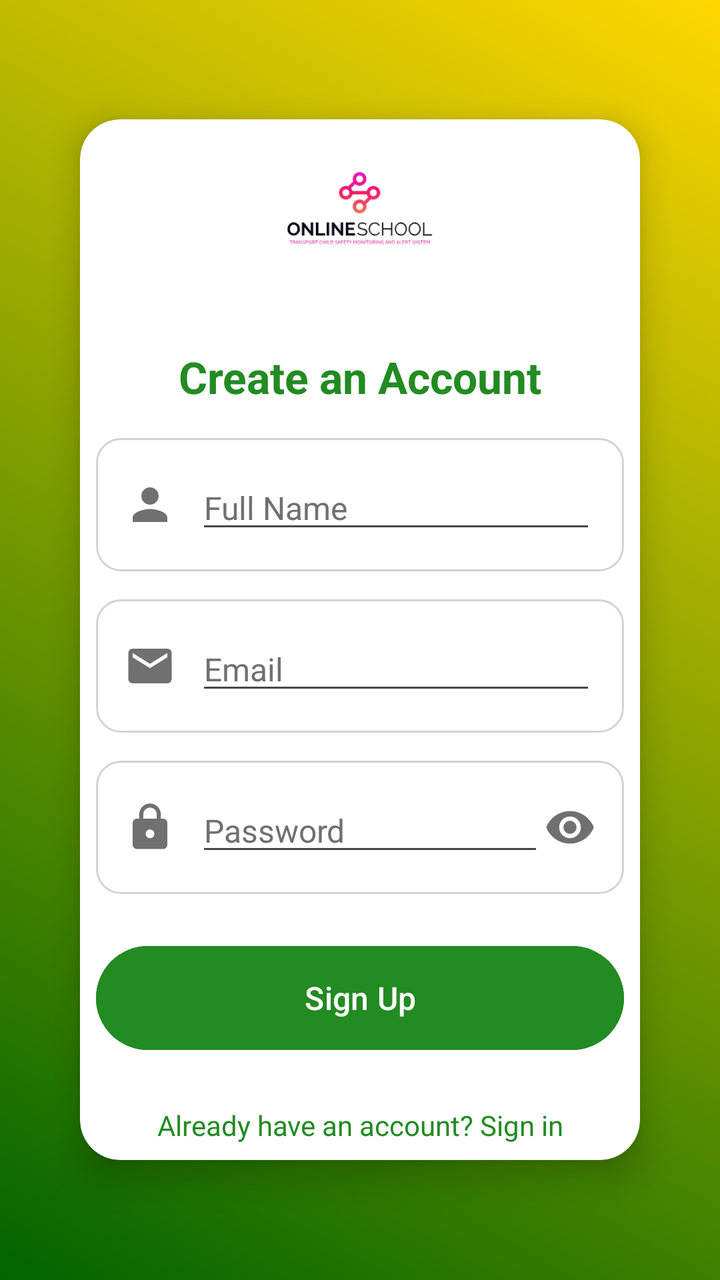
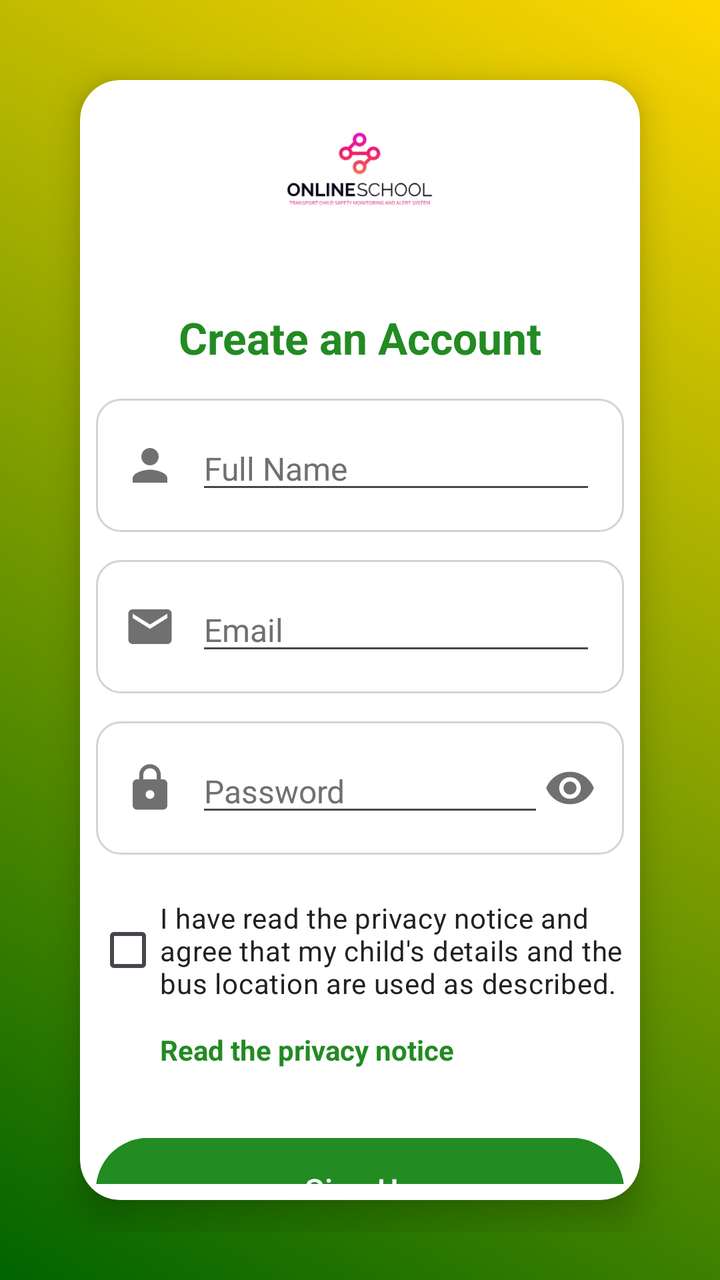

Before-and-after screenshots of an Android layout around one commit, followed by the original layout XML and the change that was made.
<!-- AndroidManifest.xml: application theme Theme.TransportApp -->
<!-- res/layout/activity_sign_up.xml -->
<?xml version="1.0" encoding="utf-8"?>
<RelativeLayout xmlns:android="http://schemas.android.com/apk/res/android"
    xmlns:app="http://schemas.android.com/apk/res-auto"
    android:layout_width="match_parent"
    android:layout_height="match_parent">

    
    <LinearLayout
        android:layout_width="match_parent"
        android:layout_height="match_parent"
        android:orientation="vertical"
        android:gravity="center"
        android:padding="24dp"
        android:background="@drawable/bg_gradient">

        
        <androidx.cardview.widget.CardView
            android:layout_width="match_parent"
            android:layout_height="wrap_content"
            android:layout_margin="16dp"
            android:padding="32dp"
            app:cardCornerRadius="20dp"
            app:cardElevation="10dp"
            android:backgroundTint="@android:color/white">

            <LinearLayout
                android:layout_width="match_parent"
                android:layout_height="wrap_content"
                android:orientation="vertical"
                android:padding="8dp">

                
                <ImageView
                    android:layout_width="90dp"
                    android:layout_height="90dp"
                    android:src="@drawable/logo"
                    android:layout_gravity="center"
                    android:layout_marginBottom="16dp" />

                
                <TextView
                    android:layout_width="match_parent"
                    android:layout_height="wrap_content"
                    android:text="Create an Account"
                    android:textSize="22sp"
                    android:textStyle="bold"
                    android:textColor="@color/green"
                    android:gravity="center"
                    android:paddingBottom="16dp" />

                
                <LinearLayout
                    android:layout_width="match_parent"
                    android:layout_height="wrap_content"
                    android:orientation="horizontal"
                    android:background="@drawable/input_field_bg"
                    android:padding="14dp"
                    android:gravity="center_vertical"
                    android:layout_marginBottom="14dp">

                    <ImageView
                        android:layout_width="26dp"
                        android:layout_height="26dp"
                        android:src="@drawable/baseline_person_24"
                        android:layout_marginEnd="10dp"
                        app:tint="@color/gray" />

                    <EditText
                        android:id="@+id/etFullName"
                        android:layout_width="match_parent"
                        android:layout_height="wrap_content"
                        android:hint="Full Name"
                        android:textSize="16sp"
                        android:inputType="textPersonName"
                        android:textColorHint="@color/gray"
                        android:textColor="@color/black"/>
                </LinearLayout>

                
                <LinearLayout
                    android:layout_width="match_parent"
                    android:layout_height="wrap_content"
                    android:orientation="horizontal"
                    android:background="@drawable/input_field_bg"
                    android:padding="14dp"
                    android:gravity="center_vertical"
                    android:layout_marginBottom="14dp">

                    <ImageView
                        android:layout_width="26dp"
                        android:layout_height="26dp"
                        android:src="@drawable/baseline_email_24"
                        android:layout_marginEnd="10dp"
                        app:tint="@color/gray" />

                    <EditText
                        android:id="@+id/etEmail"
                        android:layout_width="match_parent"
                        android:layout_height="wrap_content"
                        android:hint="Email"
                        android:textSize="16sp"
                        android:inputType="textEmailAddress"
                        android:textColorHint="@color/gray"
                        android:textColor="@color/black"/>
                </LinearLayout>

                
                <LinearLayout
                    android:layout_width="match_parent"
                    android:layout_height="wrap_content"
                    android:orientation="horizontal"
                    android:background="@drawable/input_field_bg"
                    android:padding="14dp"
                    android:gravity="center_vertical"
                    android:layout_marginBottom="14dp">

                    <ImageView
                        android:layout_width="26dp"
                        android:layout_height="26dp"
                        android:src="@drawable/baseline_lock_24"
                        android:layout_marginEnd="10dp"
                        app:tint="@color/gray" />

                    <EditText
                        android:id="@+id/etPassword"
                        android:layout_width="0dp"
                        android:layout_height="wrap_content"
                        android:layout_weight="1"
                        android:hint="Password"
                        android:textSize="16sp"
                        android:inputType="textPassword"
                        android:textColorHint="@color/gray"
                        android:textColor="@color/black"/>

                    
                    <ImageView
                        android:id="@+id/ivTogglePassword"
                        android:layout_width="26dp"
                        android:layout_height="26dp"
                        android:src="@drawable/baseline_remove_red_eye_24"
                        android:clickable="true"
                        android:focusable="true"
                        app:tint="@color/gray" />
                </LinearLayout>

                
                <Button
                    android:id="@+id/btnSignUp"
                    android:layout_width="match_parent"
                    android:layout_height="60dp"
                    android:text="Sign Up"
                    android:textSize="16sp"
                    android:backgroundTint="@color/green"
                    android:textColor="@android:color/white"
                    android:layout_marginTop="8dp"
                    android:layout_marginBottom="12dp"
                    android:padding="14dp" />

                
                <TextView
                    android:id="@+id/tvSignIn"
                    android:layout_width="match_parent"
                    android:layout_height="wrap_content"
                    android:text="Already have an account? Sign in"
                    android:textSize="14sp"
                    android:textColor="@color/green"
                    android:gravity="center"
                    android:layout_marginTop="12dp"
                    android:clickable="true"/>
            </LinearLayout>
        </androidx.cardview.widget.CardView>
    </LinearLayout>
</RelativeLayout>
<!-- resources referenced by this layout -->
<resources>
  <color name="black">#FF000000</color>
  <color name="gray">#707070</color>
  <color name="green">#228B22</color>
  <!-- drawable baseline_email_24 (drawable) -->
  <vector xmlns:android="http://schemas.android.com/apk/res/android" android:height="24dp" android:tint="#000000" android:viewportHeight="24" android:viewportWidth="24" android:width="24dp">
        
      <path android:fillColor="@android:color/white" android:pathData="M20,4L4,4c-1.1,0 -1.99,0.9 -1.99,2L2,18c0,1.1 0.9,2 2,2h16c1.1,0 2,-0.9 2,-2L22,6c0,-1.1 -0.9,-2 -2,-2zM20,8l-8,5 -8,-5L4,6l8,5 8,-5v2z"/>
      
  </vector>
  <!-- drawable baseline_person_24 (drawable) -->
  <vector xmlns:android="http://schemas.android.com/apk/res/android" android:height="24dp" android:tint="#000000" android:viewportHeight="24" android:viewportWidth="24" android:width="24dp">
        
      <path android:fillColor="@android:color/white" android:pathData="M12,12c2.21,0 4,-1.79 4,-4s-1.79,-4 -4,-4 -4,1.79 -4,4 1.79,4 4,4zM12,14c-2.67,0 -8,1.34 -8,4v2h16v-2c0,-2.66 -5.33,-4 -8,-4z"/>
      
  </vector>
  <!-- drawable baseline_remove_red_eye_24 (drawable) -->
  <vector xmlns:android="http://schemas.android.com/apk/res/android" android:height="24dp" android:tint="#000000" android:viewportHeight="24" android:viewportWidth="24" android:width="24dp">
        
      <path android:fillColor="@android:color/white" android:pathData="M12,4.5C7,4.5 2.73,7.61 1,12c1.73,4.39 6,7.5 11,7.5s9.27,-3.11 11,-7.5c-1.73,-4.39 -6,-7.5 -11,-7.5zM12,17c-2.76,0 -5,-2.24 -5,-5s2.24,-5 5,-5 5,2.24 5,5 -2.24,5 -5,5zM12,9c-1.66,0 -3,1.34 -3,3s1.34,3 3,3 3,-1.34 3,-3 -1.34,-3 -3,-3z"/>
      
  </vector>
  <!-- drawable bg_gradient (drawable) -->
  <?xml version="1.0" encoding="utf-8"?>
  <layer-list xmlns:android="http://schemas.android.com/apk/res/android">
      <item>
          <shape android:shape="rectangle">
              <gradient
                  android:angle="45"
                  android:startColor="#006400"
                  android:endColor="#FFD700"
                  android:type="linear" />
          </shape>
      </item>
  </layer-list>
  <!-- drawable input_field_bg (drawable) -->
  <?xml version="1.0" encoding="utf-8"?>
  <shape xmlns:android="http://schemas.android.com/apk/res/android">
      <solid android:color="@android:color/white"/>
      <stroke android:width="1dp" android:color="@color/light_gray"/>
      <corners android:radius="12dp"/>
      <padding android:left="12dp" android:right="12dp"/>
  </shape>
  <style name="Theme.TransportApp" parent="Base.Theme.TransportApp" />
  <color name="light_gray">#D3D3D3</color>
  <style name="Base.Theme.TransportApp" parent="Theme.Material3.DayNight.NoActionBar">
          
          
      </style>
  <!-- unchanged entries left out for length: 2 -->
</resources>

<!-- the commit's change to res/layout/activity_sign_up.xml (unified diff, before → after) -->
@@ -14,7 +14,7 @@
         android:background="@drawable/bg_gradient">
 
         
-        <androidx.cardview.widget.CardView
+        <com.google.android.material.card.MaterialCardView
             android:layout_width="match_parent"
             android:layout_height="wrap_content"
             android:layout_margin="16dp"
@@ -41,7 +41,7 @@
                 <TextView
                     android:layout_width="match_parent"
                     android:layout_height="wrap_content"
-                    android:text="Create an Account"
+                    android:text="@string/create_an_account"
                     android:textSize="22sp"
                     android:textStyle="bold"
                     android:textColor="@color/green"
@@ -69,7 +69,7 @@
                         android:id="@+id/etFullName"
                         android:layout_width="match_parent"
                         android:layout_height="wrap_content"
-                        android:hint="Full Name"
+                        android:hint="@string/hint_full_name"
                         android:textSize="16sp"
                         android:inputType="textPersonName"
                         android:textColorHint="@color/gray"
@@ -97,7 +97,7 @@
                         android:id="@+id/etEmail"
                         android:layout_width="match_parent"
                         android:layout_height="wrap_content"
-                        android:hint="Email"
+                        android:hint="@string/hint_email"
                         android:textSize="16sp"
                         android:inputType="textEmailAddress"
                         android:textColorHint="@color/gray"
@@ -126,7 +126,7 @@
                         android:layout_width="0dp"
                         android:layout_height="wrap_content"
                         android:layout_weight="1"
-                        android:hint="Password"
+                        android:hint="@string/hint_password"
                         android:textSize="16sp"
                         android:inputType="textPassword"
                         android:textColorHint="@color/gray"
@@ -144,11 +144,36 @@
                 </LinearLayout>
 
                 
+                <CheckBox
+                    android:id="@+id/cbConsent"
+                    android:layout_width="match_parent"
+                    android:layout_height="wrap_content"
+                    android:layout_marginTop="8dp"
+                    android:minHeight="48dp"
+                    android:text="@string/consent_checkbox"
+                    android:textColor="@color/text_primary"
+                    android:textSize="14sp" />
+
+                <TextView
+                    android:id="@+id/tvPrivacyNotice"
+                    android:layout_width="match_parent"
+                    android:layout_height="wrap_content"
+                    android:layout_marginBottom="8dp"
+                    android:minHeight="48dp"
+                    android:gravity="center_vertical"
+                    android:paddingStart="32dp"
+                    android:paddingEnd="0dp"
+                    android:text="@string/privacy_notice_link"
+                    android:textColor="@color/green"
+                    android:textSize="14sp"
+                    android:textStyle="bold" />
+
+                
                 <Button
                     android:id="@+id/btnSignUp"
                     android:layout_width="match_parent"
                     android:layout_height="60dp"
-                    android:text="Sign Up"
+                    android:text="@string/sign_up"
                     android:textSize="16sp"
                     android:backgroundTint="@color/green"
                     android:textColor="@android:color/white"
@@ -161,13 +186,13 @@
                     android:id="@+id/tvSignIn"
                     android:layout_width="match_parent"
                     android:layout_height="wrap_content"
-                    android:text="Already have an account? Sign in"
+                    android:text="@string/already_have_an_account_sign_in"
                     android:textSize="14sp"
                     android:textColor="@color/green"
                     android:gravity="center"
                     android:layout_marginTop="12dp"
                     android:clickable="true"/>
             </LinearLayout>
-        </androidx.cardview.widget.CardView>
+        </com.google.android.material.card.MaterialCardView>
     </LinearLayout>
 </RelativeLayout>
<!-- resource entries referenced after the edit -->
@@ -3,6 +3,7 @@
   <color name="black">#FF000000</color>
   <color name="gray">#707070</color>
   <color name="green">#228B22</color>
+  <color name="text_primary">#212121</color>
   <!-- drawable baseline_email_24 (drawable) -->
   <vector xmlns:android="http://schemas.android.com/apk/res/android" android:height="24dp" android:tint="#000000" android:viewportHeight="24" android:viewportWidth="24" android:width="24dp">
         
@@ -42,12 +43,27 @@
       <corners android:radius="12dp"/>
       <padding android:left="12dp" android:right="12dp"/>
   </shape>
+  <string name="already_have_an_account_sign_in">Already have an account? Sign in</string>
+  <string name="consent_checkbox">I have read the privacy notice and agree that my child\'s details and the bus location are used as described.</string>
+  <string name="create_an_account">Create an Account</string>
+  <string name="hint_email">Email</string>
+  <string name="hint_full_name">Full Name</string>
+  <string name="hint_password">Password</string>
+  <string name="privacy_notice_link">Read the privacy notice</string>
+  <string name="sign_up">Sign Up</string>
   <style name="Theme.TransportApp" parent="Base.Theme.TransportApp" />
   <color name="light_gray">#D3D3D3</color>
   <style name="Base.Theme.TransportApp" parent="Theme.Material3.DayNight.NoActionBar">
           
+          <item name="colorPrimary">@color/green</item>
+          <item name="colorOnPrimary">@color/white</item>
+          <item name="colorSecondary">@color/accent_orange</item>
+          <item name="colorOnSecondary">@color/black</item>
           
+          <item name="materialCardViewStyle">@style/Widget.Material3.CardView.Elevated</item>
       </style>
+  <color name="white">#FFFFFFFF</color>
+  <color name="accent_orange">#FF9800</color>
   <!-- unchanged entries left out for length: 2 -->
 </resources>
 
